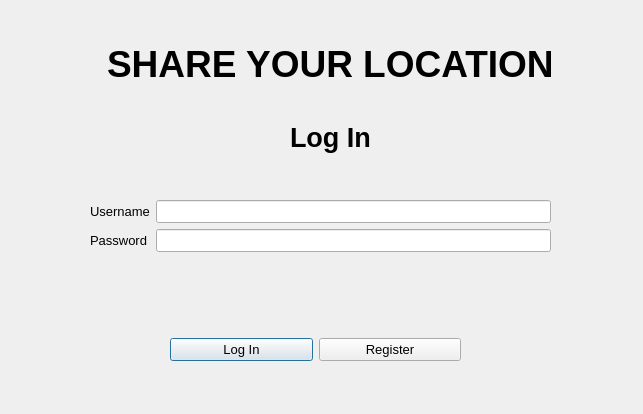
The window that src/login.ui (tienchuotbk/QuanLyDanhMucDiaDiem) describes before a commit, drawn with Qt 5.
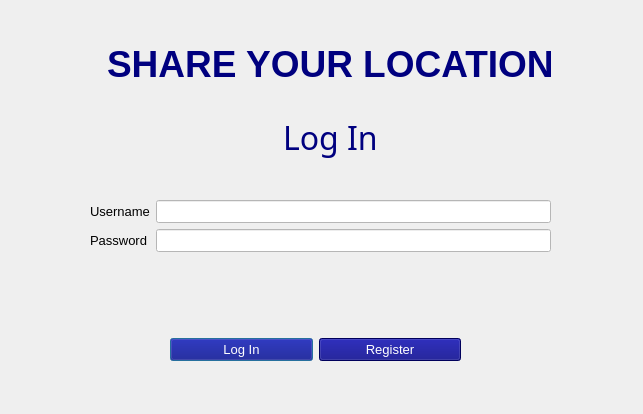
The same window after the commit.

What changed in the file:
```diff
--- a/src/login.ui
+++ b/src/login.ui
@@ -18,6 +18,9 @@
   <property name="windowTitle">
    <string>Share your location - Log In</string>
   </property>
+  <property name="styleSheet">
+   <string notr="true"/>
+  </property>
   <widget class="QWidget" name="verticalLayoutWidget">
    <property name="geometry">
     <rect>
@@ -38,6 +41,9 @@
         <bold>true</bold>
        </font>
       </property>
+      <property name="styleSheet">
+       <string notr="true">color: rgb(0, 0, 127);</string>
+      </property>
       <property name="text">
        <string>SHARE YOUR LOCATION</string>
       </property>
@@ -47,12 +53,17 @@
      <widget class="QLabel" name="label_2">
       <property name="font">
        <font>
-        <family>Ubuntu</family>
-        <pointsize>20</pointsize>
-        <weight>75</weight>
-        <bold>true</bold>
+        <family>Source Code Pro</family>
+        <pointsize>24</pointsize>
+        <weight>9</weight>
+        <italic>false</italic>
+        <bold>false</bold>
        </font>
       </property>
+      <property name="styleSheet">
+       <string notr="true">color: rgb(0, 0, 127);
+font: 75 24pt &quot;Source Code Pro&quot;;</string>
+      </property>
       <property name="text">
        <string>Log In</string>
       </property>
@@ -72,16 +83,27 @@
    <layout class="QFormLayout" name="formLayout">
     <item row="0" column="0">
      <widget class="QLabel" name="label_3">
+      <property name="styleSheet">
+       <string notr="true">font: 75 10pt &quot;Source Code Pro&quot;;</string>
+      </property>
       <property name="text">
        <string>Username</string>
       </property>
      </widget>
     </item>
     <item row="0" column="1">
-     <widget class="QLineEdit" name="input_user"/>
+     <widget class="QLineEdit" name="input_user">
+      <property name="styleSheet">
+       <string notr="true">font: 75 10pt &quot;Source Code Pro&quot;;
+background-color: rgb(255, 255, 255);</string>
+      </property>
+     </widget>
     </item>
     <item row="1" column="0">
      <widget class="QLabel" name="label_4">
+      <property name="styleSheet">
+       <string notr="true">font: 75 10pt &quot;Source Code Pro&quot;;</string>
+      </property>
       <property name="text">
        <string>Password</string>
       </property>
@@ -89,6 +111,10 @@
     </item>
     <item row="1" column="1">
      <widget class="QLineEdit" name="input_password">
+      <property name="styleSheet">
+       <string notr="true">font: 75 10pt &quot;Source Code Pro&quot;;
+background-color: rgb(255, 255, 255);</string>
+      </property>
       <property name="echoMode">
        <enum>QLineEdit::Password</enum>
       </property>
@@ -108,6 +134,11 @@
    <layout class="QHBoxLayout" name="horizontalLayout">
     <item>
      <widget class="QPushButton" name="btn_login">
+      <property name="styleSheet">
+       <string notr="true">font: 75 10pt &quot;Source Code Pro&quot;;
+color: rgb(255, 255, 255);
+background-color: rgb(0, 0, 127);</string>
+      </property>
       <property name="text">
        <string>Log In</string>
       </property>
@@ -115,6 +146,11 @@
     </item>
     <item>
      <widget class="QPushButton" name="btn_register">
+      <property name="styleSheet">
+       <string notr="true">font: 75 10pt &quot;Source Code Pro&quot;;
+color: rgb(255, 255, 255);
+background-color: rgb(0, 0, 127);</string>
+      </property>
       <property name="text">
        <string>Register</string>
       </property>
```
